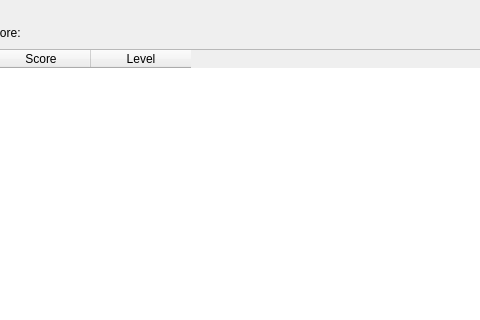
This is mainwindow.ui in nphelpsiv/Education-App as Qt 5 draws it before an edit; both pictures show x 132 to 612 and y 0 to 320 of the 850 by 680 pixel window. The edited form follows.
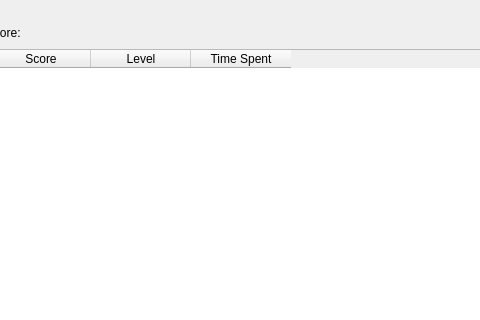
This is the edited form. The open tabs and pages were chosen to show the change. Icons and pictures are not drawn.

Diff of the .ui file:
```diff
--- a/mainwindow.ui
+++ b/mainwindow.ui
@@ -1928,6 +1928,11 @@
             <string>Level</string>
            </property>
           </column>
+          <column>
+           <property name="text">
+            <string>Time Spent</string>
+           </property>
+          </column>
          </widget>
         </item>
        </layout>
```
Left out of the diff: 8 changed lines with no effect on the pictures.
